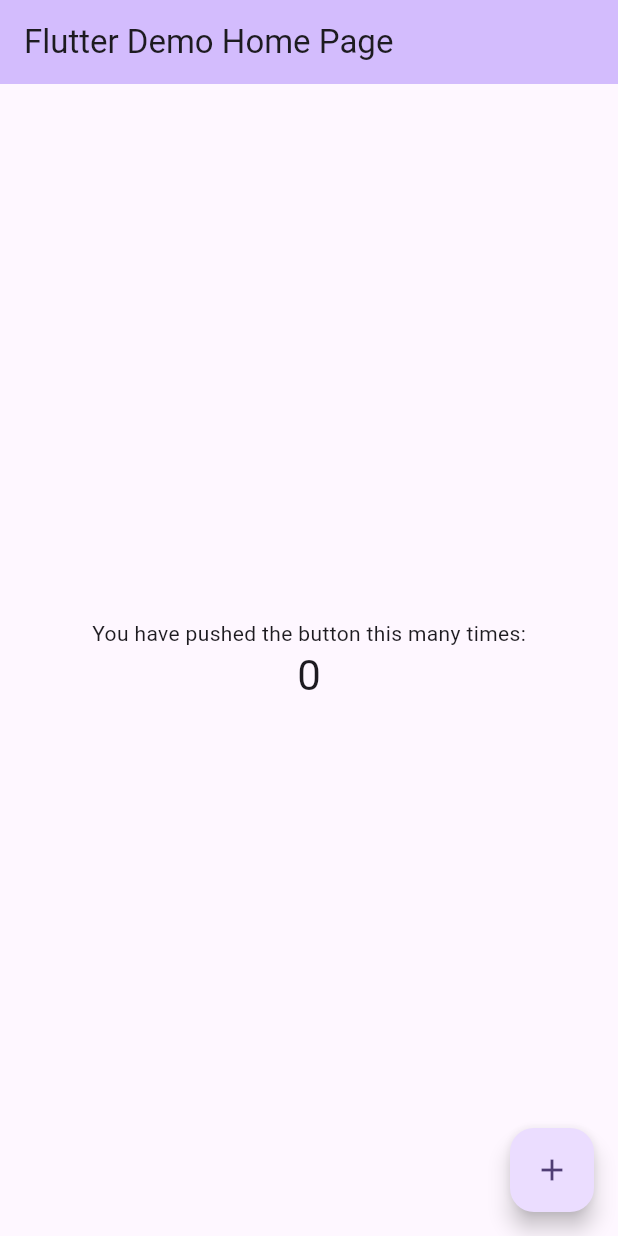
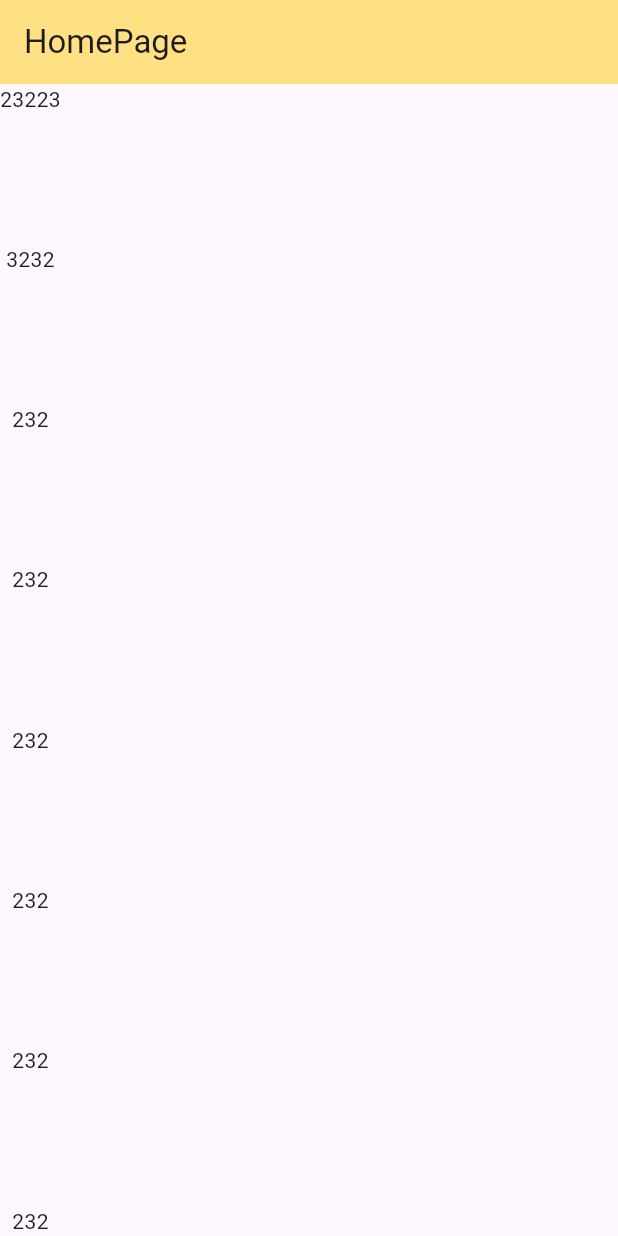
Before and after one commit to 02angeJuice/start_flutter, a Flutter app: the screen it shows after launch, on a phone screen of 412 x 824 dp. Run offline on Flutter 3.47's test engine with Material 3 defaults, Android fonts, the light colour scheme and no system bars.

Commit message:
basic-widget

```diff
--- a/lib/main.dart
+++ b/lib/main.dart
@@ -7,120 +7,136 @@ void main() {
 class MyApp extends StatelessWidget {
   const MyApp({super.key});
 
-  // This widget is the root of your application.
   @override
   Widget build(BuildContext context) {
     return MaterialApp(
       title: 'Flutter Demo',
       theme: ThemeData(
-        // This is the theme of your application.
-        //
-        // TRY THIS: Try running your application with "flutter run". You'll see
-        // the application has a purple toolbar. Then, without quitting the app,
-        // try changing the seedColor in the colorScheme below to Colors.green
-        // and then invoke "hot reload" (save your changes or press the "hot
-        // reload" button in a Flutter-supported IDE, or press "r" if you used
-        // the command line to start the app).
-        //
-        // Notice that the counter didn't reset back to zero; the application
-        // state is not lost during the reload. To reset the state, use hot
-        // restart instead.
-        //
-        // This works for code too, not just values: Most code changes can be
-        // tested with just a hot reload.
-        colorScheme: ColorScheme.fromSeed(seedColor: Colors.deepPurple),
-        useMaterial3: true,
-      ),
-      home: const MyHomePage(title: 'Flutter Demo Home Page'),
+          primarySwatch: Colors.amber,
+          visualDensity: VisualDensity.adaptivePlatformDensity),
+      home: const HomePage(),
     );
   }
 }
 
-class MyHomePage extends StatefulWidget {
-  const MyHomePage({super.key, required this.title});
-
-  // This widget is the home page of your application. It is stateful, meaning
-  // that it has a State object (defined below) that contains fields that affect
-  // how it looks.
-
-  // This class is the configuration for the state. It holds the values (in this
-  // case the title) provided by the parent (in this case the App widget) and
-  // used by the build method of the State. Fields in a Widget subclass are
-  // always marked "final".
-
-  final String title;
-
-  @override
-  State<MyHomePage> createState() => _MyHomePageState();
-}
-
-class _MyHomePageState extends State<MyHomePage> {
-  int _counter = 0;
-
-  void _incrementCounter() {
-    setState(() {
-      // This call to setState tells the Flutter framework that something has
-      // changed in this State, which causes it to rerun the build method below
-      // so that the display can reflect the updated values. If we changed
-      // _counter without calling setState(), then the build method would not be
-      // called again, and so nothing would appear to happen.
-      _counter++;
-    });
-  }
+class HomePage extends StatelessWidget {
+  const HomePage({super.key});
 
   @override
   Widget build(BuildContext context) {
-    // This method is rerun every time setState is called, for instance as done
-    // by the _incrementCounter method above.
-    //
-    // The Flutter framework has been optimized to make rerunning build methods
-    // fast, so that you can just rebuild anything that needs updating rather
-    // than having to individually change instances of widgets.
-    return Scaffold(
-      appBar: AppBar(
-        // TRY THIS: Try changing the color here to a specific color (to
-        // Colors.amber, perhaps?) and trigger a hot reload to see the AppBar
-        // change color while the other colors stay the same.
-        backgroundColor: Theme.of(context).colorScheme.inversePrimary,
-        // Here we take the value from the MyHomePage object that was created by
-        // the App.build method, and use it to set our appbar title.
-        title: Text(widget.title),
-      ),
-      body: Center(
-        // Center is a layout widget. It takes a single child and positions it
-        // in the middle of the parent.
-
-        child: Column(
-          // Column is also a layout widget. It takes a list of children and
-          // arranges them vertically. By default, it sizes itself to fit its
-          // children horizontally, and tries to be as tall as its parent.
-          //
-          // Column has various properties to control how it sizes itself and
-          // how it positions its children. Here we use mainAxisAlignment to
-          // center the children vertically; the main axis here is the vertical
-          // axis because Columns are vertical (the cross axis would be
-          // horizontal).
-          //
-          // TRY THIS: Invoke "debug painting" (choose the "Toggle Debug Paint"
-          // action in the IDE, or press "p" in the console), to see the
-          // wireframe for each widget.
-          mainAxisAlignment: MainAxisAlignment.center,
-          children: <Widget>[
-            const Text(
-              'You have pushed the button this many times:',
-            ),
-            Text(
-              '$_counter',
-              style: Theme.of(context).textTheme.headlineMedium,
-            ),
-          ],
+    return MaterialApp(
+      home: Scaffold(
+        appBar: AppBar(
+          title: const Text("HomePage"),
+          backgroundColor: Colors.amber.shade200,
+        ),
+        body: SafeArea(
+          child: Column(
+            mainAxisAlignment: MainAxisAlignment.spaceBetween,
+            children: [
+              ContentWidget("23223"),
+              ContentWidget("3232"),
+              ContentWidget("232"),
+              ContentWidget("232"),
+              ContentWidget("232"),
+              ContentWidget("232"),
+              ContentWidget("232"),
+              ContentWidget("232"),
+            ],
+          ),
         ),
       ),
-      floatingActionButton: FloatingActionButton(
-        onPressed: _incrementCounter,
-        tooltip: 'Increment',
-        child: const Icon(Icons.add),
-      ), // This trailing comma makes auto-formatting nicer for build methods.
     );
   }
 }
+
+class ContentWidget extends StatelessWidget {
+  final String text;
+
+  const ContentWidget(this.text, {super.key});
+
+  @override
+  Widget build(BuildContext context) {
+    return Container(child: LabelWidget(text));
+  }
+}
+
+class LabelWidget extends StatelessWidget {
+  final String text;
+
+  const LabelWidget(this.text, {super.key});
+
+  @override
+  Widget build(BuildContext context) {
+    return Text(text);
+  }
+}
+
+class MyWidget extends StatelessWidget {
+  const MyWidget({super.key});
+
+  @override
+  Widget build(BuildContext context) {
+    return MaterialApp(
+      home: Scaffold(
+        // appBar: AppBar(
+        //     title: const Center(
+        //       child: Text("Start Flutter"),
+        //     ),
+        //     backgroundColor: Colors.deepOrange.shade300),
+        // body: const Center(
+        //   // child: Text("Hello yah?"),
+        //   child: Image(
+        //     image: AssetImage('images/cat_default.jpg'),
+        //     // image: NetworkImage(
+        //     //     'https://upload.wikimedia.org/wikipedia/commons/thumb/6/68/Orange_tabby_cat_sitting_on_fallen_leaves-Hisashi-01A.jpg/800px-Orange_tabby_cat_sitting_on_fallen_leaves-Hisashi-01A.jpg'),
+        //   ),
+        // ),
+
+        body: SafeArea(
+          child: Column(
+            mainAxisAlignment: MainAxisAlignment.spaceBetween,
+            crossAxisAlignment: CrossAxisAlignment.stretch,
+            // verticalDirection: VerticalDirection.up,
+            children: [
+              // Container(
+              //   width: double.infinity,
+              //   height: 100,
+              //   color: Colors.red.shade200,
+              // ),
+              Container(
+                color: Colors.purpleAccent.shade100,
+                width: 100,
+                height: 100,
+                alignment: Alignment.center,
+                // margin: const EdgeInsets.all(100),
+                padding: EdgeInsets.all(7),
+                child: Text("1"),
+              ),
+              Container(
+                color: Colors.teal.shade100,
+                width: 100,
+                height: 100,
+                alignment: Alignment.center,
+                // margin: const EdgeInsets.all(100),
+                padding: EdgeInsets.all(7),
+                child: Text("2"),
+              ),
+              Container(
+                color: Colors.greenAccent.shade100,
+                width: 100,
+                height: 100,
+                alignment: Alignment.center,
+                // margin: const EdgeInsets.all(100),
+                padding: EdgeInsets.all(7),
+                child: Text("3"),
+              )
+            ],
+          ),
+        ),
+
+        // backgroundColor: Colors.amber.shade100,
+      ),
+    );
+  }
+}
```
Also changed, not shown: pubspec.yaml (+4 -7 lines), images/cat_default.jpg (added), 61 other files.
